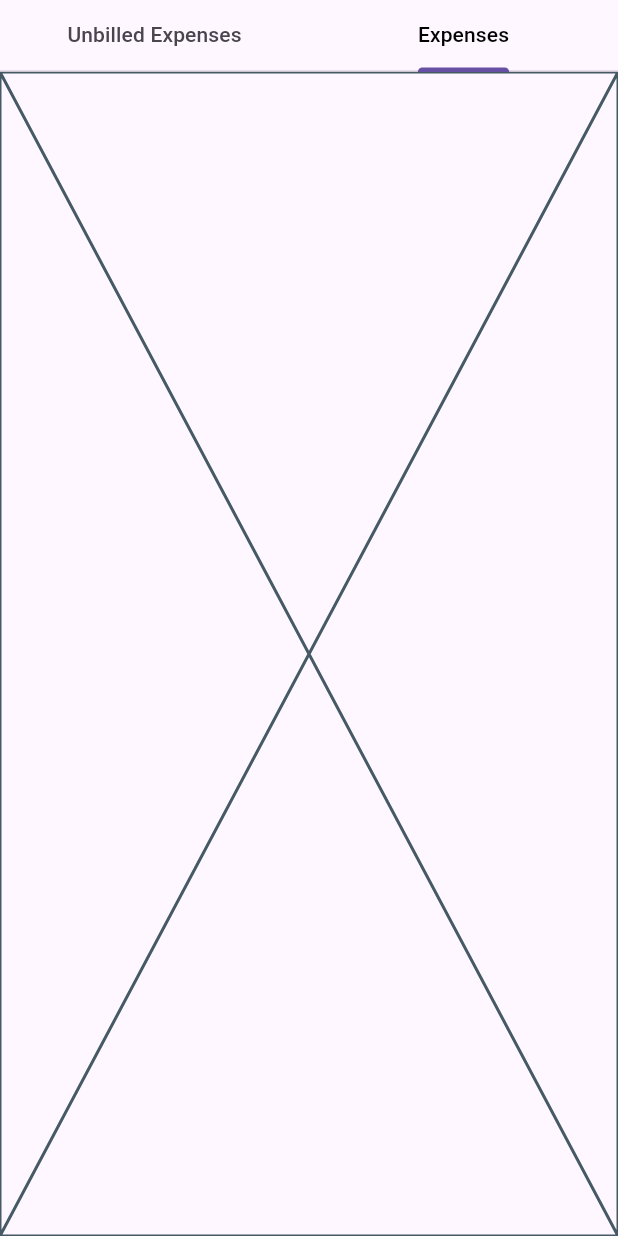
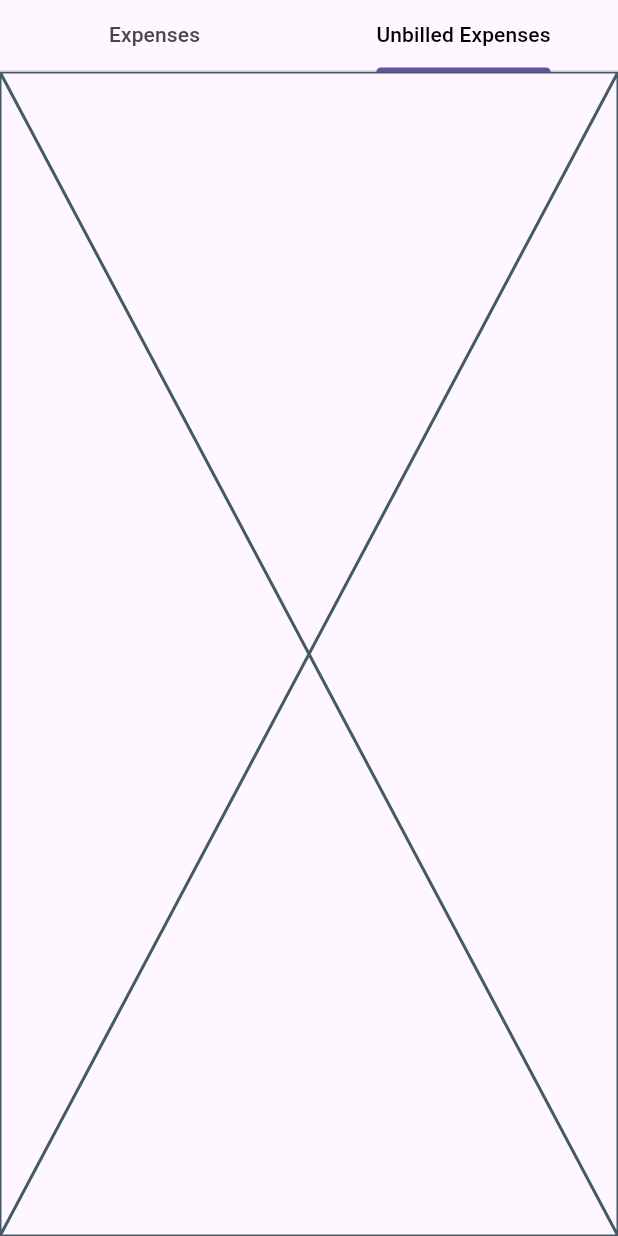
Before and after one commit to Rishabh870/expense_tracker_app_fl, a Flutter app: the ExpenseScreen widget shown alone on an empty page, opened directly, tab 2 chosen, on a phone screen of 412 x 824 dp. Run offline on Flutter 3.47's test engine with Material 3 defaults, Android fonts, the phone set to English and light mode, and no system bars; our stand-ins replace curved_labeled_navigation_bar, dio, flutter_riverpod, flutter_svg, go_router, lottie and 1 more; missing offline and left inert: encrypt; accounts and stored records are empty; network calls fail.

Commit message:
commit for gitignor and expense api call

```diff
--- a/devtools_options.yaml
+++ b/devtools_options.yaml
@@ -1,3 +1,4 @@
 description: This file stores settings for Dart & Flutter DevTools.
 documentation: https://docs.flutter.dev/tools/devtools/extensions#configure-extension-enablement-states
 extensions:
+  - shared_preferences: true
--- a/lib/main.dart
+++ b/lib/main.dart
@@ -1,8 +1,12 @@
 import 'package:expense_tracker_app_fl/router/app_router.dart';
+import 'package:expense_tracker_app_fl/utils/RequestMethod.dart';
 import 'package:flutter_riverpod/flutter_riverpod.dart';
 import 'package:flutter/material.dart';
 
 void main() {
+
+  setupDioInterceptors(); // ✅ Must be called before any privateDio usage
+
   runApp(
     const ProviderScope(
       child: MyApp(),
--- a/lib/providers/auth_provider.dart
+++ b/lib/providers/auth_provider.dart
@@ -2,6 +2,7 @@ import 'dart:developer';
 
 import 'package:flutter_riverpod/flutter_riverpod.dart';
 import '../services/auth_service.dart'; // import your AuthService
+import './token_manager.dart';
 
 final loginControllerProvider =
 StateNotifierProvider<LoginController, AsyncValue<void>>(
@@ -23,6 +24,11 @@ class LoginController extends StateNotifier<AsyncValue<void>> {
     try {
       final authService = ref.read(authServiceProvider);
       final response = await authService.login(username, password);
+      final data = response.data;
+      await TokenManager.storeTokens(
+        data['accessToken'].toString(),
+        data['refreshToken'].toString(),
+      );
       log(response.data.toString());
       state = const AsyncData(null);
     } catch (e, st) {
--- a/lib/providers/token_manager.dart
+++ b/lib/providers/token_manager.dart
@@ -6,8 +6,8 @@ class TokenManager {
   static const _refreshTokenKey = 'refresh_token';
 
   // You must keep this key secure and dynamic in real production
-  static final _key = Key.fromUtf8('ejf89iju4rjij3584df');
-  static final _iv = IV.fromLength(8);
+  static final _key = Key.fromUtf8('ejf89iju4rjij358'); // 16 chars ✅
+  static final _iv = IV.fromLength(16); // 16 bytes ✅
   static final _encrypter = Encrypter(AES(_key));
 
   static Future<void> storeTokens(
--- a/lib/screens/main/ExpenseScreen.dart
+++ b/lib/screens/main/ExpenseScreen.dart
@@ -14,8 +14,8 @@ class ExpenseScreen extends StatelessWidget {
           TabBar(
             labelColor: Colors.black,
             tabs: [
+              Tab(text: 'Expenses'),
               Tab(text: 'Unbilled Expenses'),
-              Tab(text: 'Expenses'),
             ],
           ),
           Expanded(
--- a/lib/screens/main/ExpenseScreens/BilledExpensesScreen.dart
+++ b/lib/screens/main/ExpenseScreens/BilledExpensesScreen.dart
@@ -1,6 +1,6 @@
 import 'package:flutter/material.dart';
-import 'package:flutter_svg/svg.dart';
-
+import 'package:flutter_riverpod/flutter_riverpod.dart';
+import '../../../providers/expense_provider.dart';
 class BilledExpensesScreen extends StatefulWidget {
   const BilledExpensesScreen({super.key});
 
@@ -12,9 +12,25 @@ class _BilledExpensesScreenState extends State<BilledExpensesScreen> {
   @override
   Widget build(BuildContext context) {
     return Scaffold(
-      body: ListView(
-        padding: const EdgeInsets.all(8),
-        children: const [],
+      body: Consumer(
+        builder: (context, ref, _) {
+          final expensesAsync = ref.watch(expenseProvider);
+
+          return expensesAsync.when(
+            data: (expenses) => ListView.builder(
+              itemCount: expenses.length,
+              itemBuilder: (context, index) {
+                final expense = expenses[index];
+                return ListTile(
+                  title: Text(expense.title ?? 'No title'),
+                  subtitle: Text('₹${expense.amount.toString()}'),
+                );
+              },
+            ),
+            loading: () => const Center(child: CircularProgressIndicator()),
+            error: (err, stack) => Center(child: Text('Error: $err')),
+          );
+        },
       ),
     );
   }
```
Also changed, not shown: lib/providers/expense_provider.dart (+6 -8 lines), lib/services/expense_service.dart (+14 -6 lines), lib/utils/RequestMethod.dart (+35 -32 lines), 1 other file.
